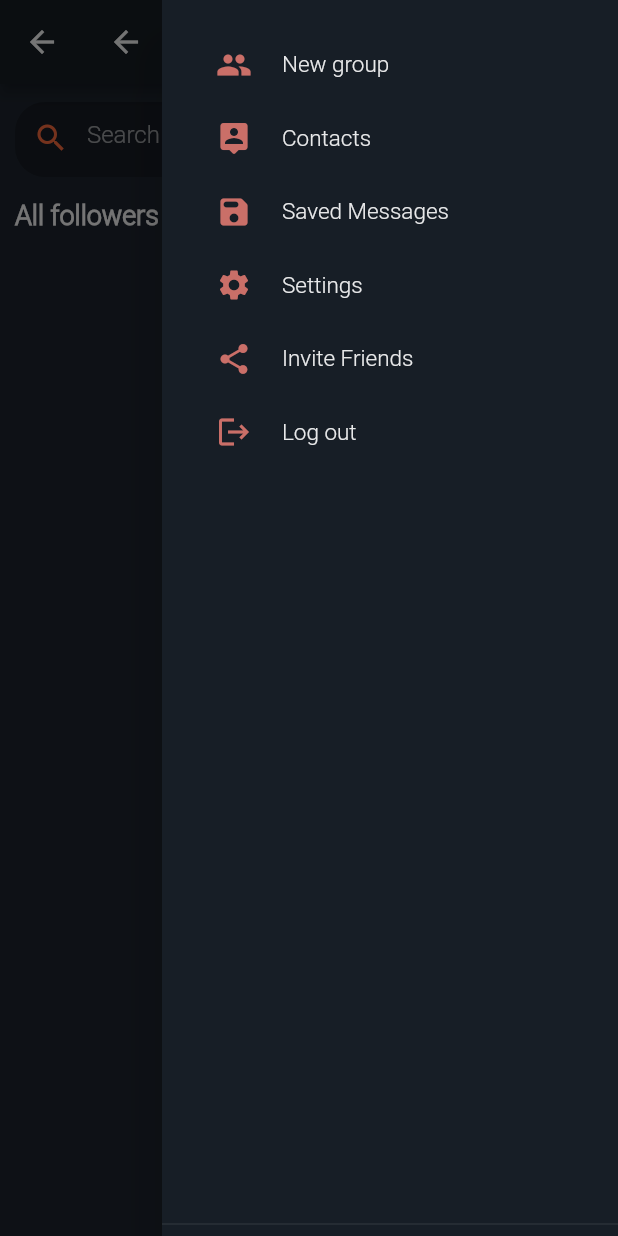
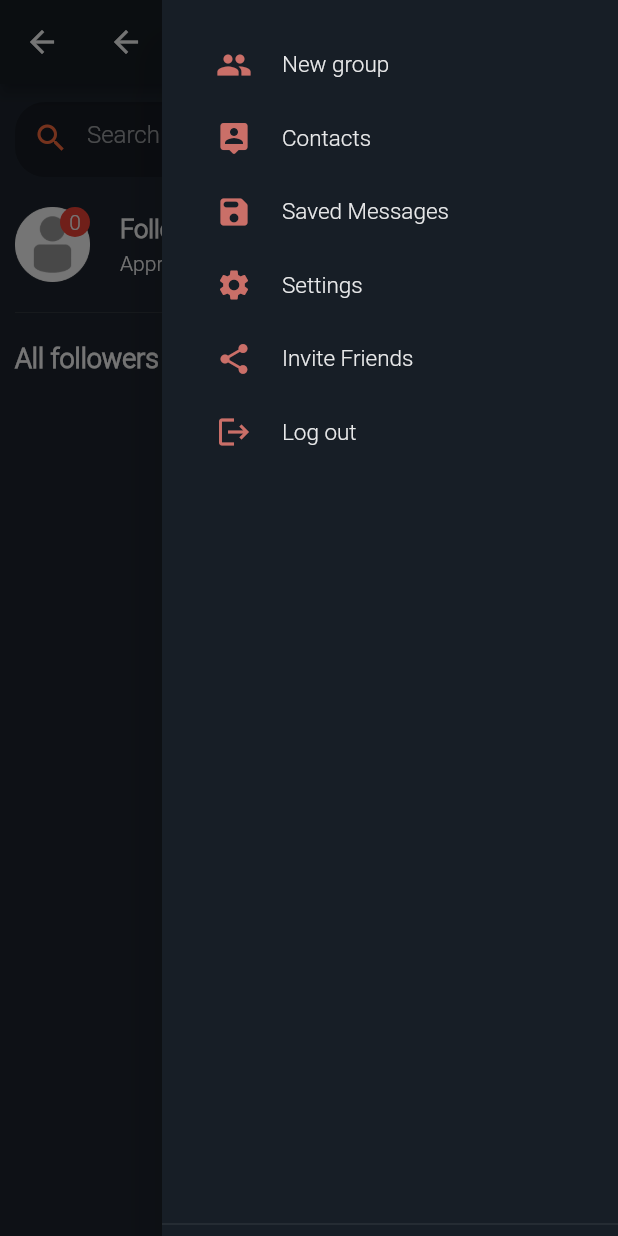
Before and after one commit to truong02bp/social_network_mobile_ui, a Flutter app: the FollowScreen screen opened directly with empty values, after a tap on the "menu" icon, on a phone screen of 412 x 824 dp. Run offline on Flutter 3.47's test engine with Material 2 defaults, Android fonts, the phone set to English and light mode, and no system bars; drawn by our look-alikes of keyboard_dismisser; our stand-ins replace bloc, cached_network_image, flutter_bloc, flutter_svg, image_cropper, shared_preferences; missing offline and left inert: photo_manager; accounts and stored records are empty; network calls fail; statements that could not run were skipped.

Commit message:
complete screen follower

```diff
--- a/lib/constants/host_api.dart
+++ b/lib/constants/host_api.dart
@@ -6,5 +6,6 @@ final minioHost = "http://$IP:9000/media";
 final mediaUrl = host + "/api/$version/media";
 final userUrl = host + "/api/$version/user";
 final followUrl = host + "/api/$version/follow-relation";
+final followRequestUrl = host + "/api/$version/follow-request";
 final mailUrl = host + "/api/$version/mail";
 final authenticateUrl = host + "/api/$version/authenticate";
--- a/lib/repositories/api_repository.dart
+++ b/lib/repositories/api_repository.dart
@@ -1,7 +1,8 @@
 import 'dart:collection';
 import 'dart:convert';
+import 'dart:developer';
+
 import 'package:http/http.dart' as http;
-import 'dart:developer';
 import 'package:shared_preferences/shared_preferences.dart';
 import 'package:social_network_mobile_ui/models/api_model.dart';
 
@@ -13,7 +14,6 @@ class ApiRepository {
     }
     SharedPreferences preferences = await SharedPreferences.getInstance();
     String? token = preferences.getString("token");
-    print(token);
     if (token != null) {
       model.headers!['Authorization'] = token;
     }
--- a/lib/repositories/follow_repository.dart
+++ b/lib/repositories/follow_repository.dart
@@ -34,4 +34,11 @@ class FollowRepository {
     followRelations.addAll(await apiRepository.get(model));
     return followRelations;
   }
+
+  Future<int?> countFollowRequest({required int userId}) async {
+    final model = ApiModel(
+        url: followRequestUrl + "/count", params: {"userId": "$userId"});
+    int total = int.parse(await apiRepository.get(model));
+    return total;
+  }
 }
--- a/lib/screens/profile/bloc/profile_bloc.dart
+++ b/lib/screens/profile/bloc/profile_bloc.dart
@@ -78,5 +78,13 @@ class ProfileBloc extends Bloc<ProfileEvent, ProfileState> {
               size: event.size);
       emit(ProfileGetFollowerSuccess(followRelations: followRelations));
     });
+
+    on<ProfileCountFollowRequest>((event, emit) async {
+      final total =
+          await followRepository.countFollowRequest(userId: event.userId);
+      if (total != null) {
+        emit(ProfileCountFollowRequestSuccess(totalRequest: total));
+      }
+    });
   }
 }
--- a/lib/screens/profile/bloc/profile_event.dart
+++ b/lib/screens/profile/bloc/profile_event.dart
@@ -45,3 +45,9 @@ class ProfileGetFollowers extends ProfileEvent {
       required this.size,
       this.username = ''});
 }
+
+class ProfileCountFollowRequest extends ProfileEvent {
+  final int userId;
+
+  ProfileCountFollowRequest({required this.userId});
+}
--- a/lib/screens/profile/bloc/profile_state.dart
+++ b/lib/screens/profile/bloc/profile_state.dart
@@ -1,7 +1,6 @@
 part of 'profile_bloc.dart';
 
-class ProfileState {
-}
+class ProfileState {}
 
 class ProfileInitial extends ProfileState {}
 
@@ -44,3 +43,9 @@ class ProfileGetFollowerSuccess extends ProfileState {
 }
 
 class ProfileLoading extends ProfileState {}
+
+class ProfileCountFollowRequestSuccess extends ProfileState {
+  final int totalRequest;
+
+  ProfileCountFollowRequestSuccess({required this.totalRequest});
+}
--- a/lib/screens/profile/components/avatar.dart
+++ b/lib/screens/profile/components/avatar.dart
@@ -78,7 +78,6 @@ class Avatar extends StatelessWidget {
     if (croppedFile != null) {
       List<int> bytes = List.from(await croppedFile.readAsBytes());
       int? id = user?.id;
-      print(id);
       if (id != null) {
         bloc.add(ProfileUpdateAvatar(
             userId: id,
--- a/lib/screens/profile/follow_screen.dart
+++ b/lib/screens/profile/follow_screen.dart
@@ -24,7 +24,8 @@ class FollowScreen extends StatelessWidget {
   Widget build(BuildContext context) {
     return BlocProvider(
       create: (context) => ProfileBloc()
-        ..add(ProfileGetFollowers(userId: user.id, page: page, size: size)),
+        ..add(ProfileGetFollowers(userId: user.id, page: page, size: size))
+        ..add(ProfileCountFollowRequest(userId: user.id)),
       child: Builder(builder: (context) => _buildView(context)),
     );
   }
@@ -92,8 +93,6 @@ class FollowScreen extends StatelessWidget {
                   usernameSearch = value;
                   page = 0;
                   followers.clear();
-                  print('change');
-                  print("aaa ${followers.length}");
                   bloc.add(ProfileGetFollowers(
                       userId: user.id,
                       page: page,
@@ -114,7 +113,80 @@ class FollowScreen extends StatelessWidget {
             ),
           ),
           SizedBox(
-            height: 15,
+            height: 20,
+          ),
+          InkWell(
+            onTap: () {},
+            borderRadius: BorderRadius.circular(10),
+            child: Row(
+              children: [
+                Stack(children: [
+                  CircleAvatar(
+                    radius: 25,
+                    child: Image.asset(
+                      "assets/images/anonymous.png",
+                      color: Colors.white,
+                    ),
+                  ),
+                  Positioned(
+                      right: 0,
+                      height: 20,
+                      width: 20,
+                      child: Container(
+                        decoration: BoxDecoration(
+                            color: Colors.red,
+                            borderRadius: BorderRadius.circular(10)),
+                        child: BlocBuilder<ProfileBloc, ProfileState>(
+                          bloc: bloc,
+                          buildWhen: (previous, current) =>
+                              current is ProfileCountFollowRequestSuccess,
+                          builder: (context, state) {
+                            int total = 0;
+                            if (state is ProfileCountFollowRequestSuccess) {
+                              total = state.totalRequest;
+                            }
+                            if (total > 99) {
+                              return Center(child: Text('99✚'));
+                            }
+                            return Center(child: Text('$total'));
+                          },
+                        ),
+                      )),
+                ]),
+                SizedBox(
+                  width: 20,
+                ),
+                Column(
+                  mainAxisAlignment: MainAxisAlignment.start,
+                  crossAxisAlignment: CrossAxisAlignment.start,
+                  children: [
+                    Text(
+                      'Follow requests',
+                      style:
+                          TextStyle(fontSize: 17, fontWeight: FontWeight.w700),
+                    ),
+                    SizedBox(
+                      height: 5,
+                    ),
+                    Text('Approve or ignore requests')
+                  ],
+                )
+              ],
+            ),
+          ),
+          SizedBox(
+            height: 20,
+          ),
+          Container(
+            decoration: BoxDecoration(
+                border: Border(
+                    bottom: BorderSide(
+              width: 0.2,
+              color: Colors.grey.withOpacity(0.5),
+            ))),
+          ),
+          SizedBox(
+            height: 20,
           ),
           Text(
             'All followers',
@@ -129,7 +201,6 @@ class FollowScreen extends StatelessWidget {
                 current is ProfileLoading ||
                 current is ProfileGetFollowerSuccess,
             builder: (context, state) {
-              print(state);
               if (state is ProfileLoading) {
                 return Center(
                   child: Container(
@@ -147,6 +218,8 @@ class FollowScreen extends StatelessWidget {
           ),
           BlocBuilder<ProfileBloc, ProfileState>(
             bloc: bloc,
+            buildWhen: (previous, current) =>
+                current is ProfileGetFollowerSuccess,
             builder: (context, state) {
               if (state is ProfileGetFollowerSuccess) {
                 followers.addAll(state.followRelations);
@@ -158,7 +231,6 @@ class FollowScreen extends StatelessWidget {
                       addAutomaticKeepAlives: false,
                       shrinkWrap: true,
                       itemBuilder: (context, index) {
-                        print(followers.length);
                         final follower = followers[index];
                         return ListTile(
                           key: ValueKey(follower.user.id),
--- a/lib/screens/sign_up/bloc/sign_up_bloc.dart
+++ b/lib/screens/sign_up/bloc/sign_up_bloc.dart
@@ -52,7 +52,6 @@ class SignUpBloc extends Bloc<SignUpEvent, SignUpState> {
     on<ConfirmOtpEvent>((event, emit) {
       if (event.otp == otp) {
         emit(Loading());
-        print("success");
       } else {
         emit(OtpWrong());
       }
--- a/lib/screens/sign_up/otp_screen.dart
+++ b/lib/screens/sign_up/otp_screen.dart
@@ -105,7 +105,6 @@ class OtpScreen extends StatelessWidget {
                           color: Colors.red),
                       child: InkWell(
                         onTap: () {
-                          print(numbers);
                           String otp =
                               numbers[0] + numbers[1] + numbers[2] + numbers[3];
                           signUpBloc.add(ConfirmOtpEvent(otp: otp));
```
Also changed, not shown: assets/images/anonymous.png (added).
